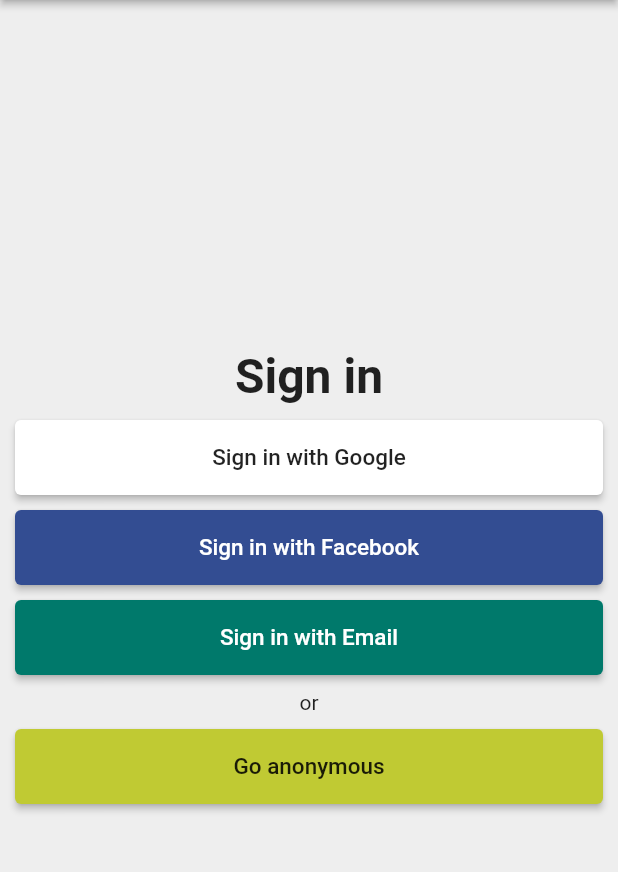
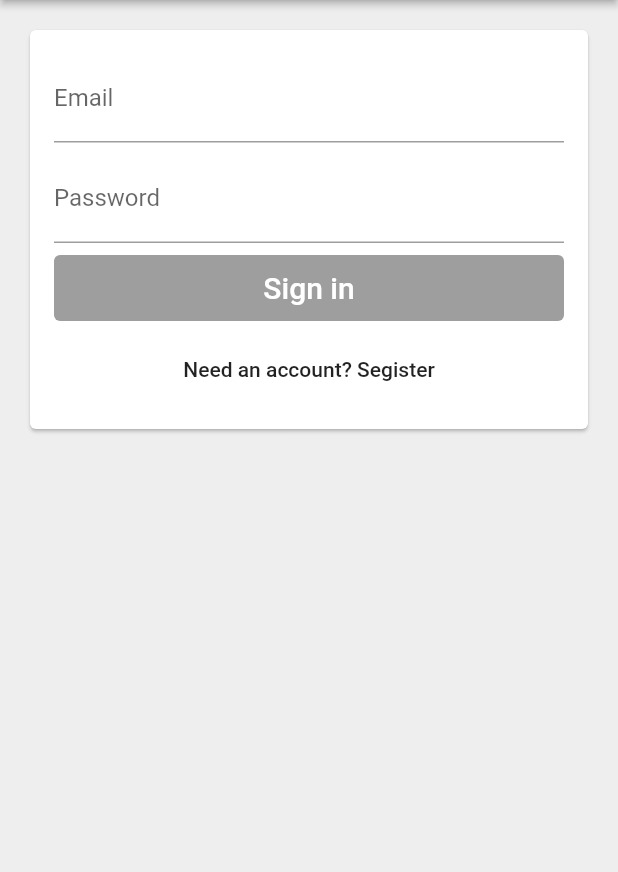
Before and after one commit to power19942/flutter_main_refrence, a Flutter app: the SignInPage screen opened directly with empty values, after a tap on "Sign in with Email", on a phone screen of 412 x 824 dp, the part 84-956 px from its top. Run offline on Flutter 3.47's test engine with Material 2 defaults, Android fonts, the phone set to English and light mode, and no system bars; our stand-ins replace firebase_auth, google_sign_in; missing offline and left inert: flutter_facebook_login; accounts and stored records are empty.

Commit message:
email and password sign in finished

```diff
--- /dev/null
+++ b/lib/app/sign_in/email_sign_in_form.dart
@@ -0,0 +1,156 @@
+import 'dart:async';
+
+import 'package:flutter/material.dart';
+import 'package:time_tracker/app/sign_in/vakidators.dart';
+import 'package:time_tracker/common_widgets/form_submit_buttion.dart';
+import 'package:time_tracker/services/auth.dart';
+
+enum EmailSignInFormType { signIn, register }
+
+class EmailSignInForm extends StatefulWidget with EmailAndPasswordValidators {
+  final AuthBase auth;
+
+  EmailSignInForm({@required this.auth});
+
+  @override
+  _EmailSignInFormState createState() => _EmailSignInFormState();
+}
+
+class _EmailSignInFormState extends State<EmailSignInForm> {
+  final TextEditingController _emailController = TextEditingController();
+
+  final TextEditingController _passwordController = TextEditingController();
+  final FocusNode _emailFocusNode = FocusNode();
+  final FocusNode _passwordFocusNode = FocusNode();
+
+  String get _email => _emailController.text;
+
+  String get _password => _passwordController.text;
+  EmailSignInFormType _formType = EmailSignInFormType.signIn;
+
+  bool _submitted = false;
+  bool _isLoading = false;
+
+  void _submit() async {
+    setState(() {
+      _submitted = true;
+      _isLoading = true;
+    });
+    try {
+      if (_formType == EmailSignInFormType.signIn) {
+        await widget.auth.signInWithEmailAndPassword(_email, _password);
+      } else {
+        await widget.auth.createUserWithEmailAndPassword(_email, _password);
+      }
+      Navigator.of(context).pop();
+    } catch (e) {
+      print(e.toString());
+    } finally {
+      setState(() {
+        _isLoading = false;
+      });
+    }
+  }
+
+  void _toggleFormType() {
+    setState(() {
+      _submitted = false;
+      _formType = _formType == EmailSignInFormType.signIn
+          ? EmailSignInFormType.register
+          : EmailSignInFormType.signIn;
+    });
+    _emailController.clear();
+    _passwordController.clear();
+  }
+
+  List<Widget> _buildChildren() {
+    final primaryText = _formType == EmailSignInFormType.signIn
+        ? 'Sign in'
+        : 'Create an account';
+    final secondaryText = _formType == EmailSignInFormType.signIn
+        ? 'Need an account? Segister'
+        : 'Have an account? Sign in';
+    bool submitEnabled = widget.emailValidator.isValid(_email) &&
+        widget.passwordValidator.isValid(_password) &&
+        !_isLoading;
+
+    return [
+      _buildEmail(),
+      SizedBox(
+        height: 8,
+      ),
+      _buildPassword(),
+      SizedBox(
+        height: 8,
+      ),
+      FormSubmitButton(
+        onPressed: submitEnabled ? _submit : null,
+        text: primaryText,
+      ),
+      SizedBox(
+        height: 8,
+      ),
+      FlatButton(
+          onPressed: !_isLoading ? _toggleFormType : null,
+          child: Text(secondaryText))
+    ];
+  }
+
+  @override
+  Widget build(BuildContext context) {
+    return Padding(
+      padding: const EdgeInsets.all(16),
+      child: Column(
+        crossAxisAlignment: CrossAxisAlignment.stretch,
+        mainAxisSize: MainAxisSize.min,
+        children: _buildChildren(),
+      ),
+    );
+  }
+
+  _buildEmail() {
+    bool showErrorText = _submitted && !widget.emailValidator.isValid(_email);
+    return TextField(
+      decoration: InputDecoration(
+          labelText: 'Email',
+          hintText: 'email@provider.com',
+          errorText: showErrorText ? widget.invalidEmailErrorText : null),
+      enabled: _isLoading == false,
+      autocorrect: false,
+      focusNode: _emailFocusNode,
+      keyboardType: TextInputType.emailAddress,
+      textInputAction: TextInputAction.next,
+      onEditingComplete: _emailEditingComplete,
+      onChanged: (email) => _updateState(),
+      controller: _emailController,
+    );
+  }
+
+  _buildPassword() {
+    bool sowErrorText = _submitted && !widget.emailValidator.isValid(_password);
+    return TextField(
+      decoration: InputDecoration(
+        labelText: 'Password',
+        errorText: sowErrorText ? widget.invalidEmailErrorText : null,
+        enabled: _isLoading == false,
+      ),
+      focusNode: _passwordFocusNode,
+      controller: _passwordController,
+      textInputAction: TextInputAction.done,
+      onEditingComplete: _submit,
+      obscureText: true,
+      onChanged: (password) => _updateState(),
+    );
+  }
+
+  void _emailEditingComplete() {
+    final newFocus = widget.emailValidator.isValid(_email)
+        ? _passwordFocusNode
+        : _emailFocusNode;
+    FocusScope.of(context).requestFocus(_passwordFocusNode);
+  }
+
+  _updateState() {
+    setState(() {});
+  }
+}
--- /dev/null
+++ b/lib/app/sign_in/email_sign_in_page.dart
@@ -0,0 +1,32 @@
+import 'package:flutter/material.dart';
+import 'package:time_tracker/services/auth.dart';
+
+import 'email_sign_in_form.dart';
+
+class EmailSignInPage extends StatelessWidget {
+  final AuthBase auth;
+
+  EmailSignInPage({@required this.auth});
+
+  @override
+  Widget build(BuildContext context) {
+    return Scaffold(
+      backgroundColor: Colors.grey[200],
+      appBar: AppBar(
+        centerTitle: true,
+        title: Text('Time Tracker'),
+        elevation: 2,
+      ),
+      body: SingleChildScrollView(
+        child: Padding(
+          padding: EdgeInsets.all(16),
+          child: Card(
+            child: EmailSignInForm(
+              auth: auth,
+            ),
+          ),
+        ),
+      ),
+    );
+  }
+}
--- a/lib/app/sign_in/sign_in_page.dart
+++ b/lib/app/sign_in/sign_in_page.dart
@@ -1,6 +1,7 @@
 import 'package:flutter/material.dart';
 import 'package:time_tracker/app/sign_in/sign_in_button.dart';
 import '../../services/auth.dart';
+import './email_sign_in_page.dart';
 
 class SignInPage extends StatelessWidget {
   final AuthBase auth;
@@ -15,6 +16,29 @@ class SignInPage extends StatelessWidget {
     }
   }
 
+  Future<void> _signInWithGoogle() async {
+    try {
+      await auth.signInWithGoogle();
+    } catch (e) {
+      print(e.toString());
+    }
+  }
+
+  Future<void> _signInWithFacebook() async {
+    try {
+      await auth.signInWithFacebook();
+    } catch (e) {
+      print(e.toString());
+    }
+  }
+
+  void _signInWithEmail(BuildContext context) {
+    Navigator.of(context).push(MaterialPageRoute(
+        builder: (_) => EmailSignInPage(
+              auth: auth,
+            )));
+  }
+
   @override
   Widget build(BuildContext context) {
     return Scaffold(
@@ -24,11 +48,11 @@ class SignInPage extends StatelessWidget {
         title: Text('Time Tracker'),
         elevation: 2,
       ),
-      body: _buildContent(),
+      body: _buildContent(context),
     );
   }
 
-  _buildContent() {
+  _buildContent(BuildContext context) {
     return Container(
       padding: EdgeInsets.all(10),
       child: Column(
@@ -52,11 +76,10 @@ class SignInPage extends StatelessWidget {
             height: 10,
           ),
           SignInButton(
-            text: 'Sign in with Facebook',
-            color: Color(0xff334d92),
-            textColor: Colors.white,
-            onPressed: () {},
-          ),
+              text: 'Sign in with Facebook',
+              color: Color(0xff334d92),
+              textColor: Colors.white,
+              onPressed: _signInWithFacebook),
           SizedBox(
             height: 10,
           ),
@@ -64,7 +87,7 @@ class SignInPage extends StatelessWidget {
             text: 'Sign in with Email',
             color: Colors.teal[700],
             textColor: Colors.white,
-            onPressed: () {},
+            onPressed: () => _signInWithEmail(context),
           ),
           SizedBox(
             height: 10,
@@ -86,6 +109,4 @@ class SignInPage extends StatelessWidget {
       ),
     );
   }
-
-  _signInWithGoogle() {}
 }
--- /dev/null
+++ b/lib/app/sign_in/vakidators.dart
@@ -0,0 +1,17 @@
+abstract class StringValidator {
+  bool isValid(String value);
+}
+
+class NonEmptyStringValidator implements StringValidator {
+  @override
+  bool isValid(String value) {
+    return value.isNotEmpty;
+  }
+}
+
+class EmailAndPasswordValidators {
+  final StringValidator emailValidator = NonEmptyStringValidator();
+  final StringValidator passwordValidator = NonEmptyStringValidator();
+  final String invalidEmailErrorText = 'Email cant be empty';
+  final String invalidPasswordErrorText = 'Password cant be empty';
+}
--- /dev/null
+++ b/lib/common_widgets/form_submit_buttion.dart
@@ -0,0 +1,17 @@
+import 'package:flutter/material.dart';
+import 'package:time_tracker/common_widgets/custom_raised_button.dart';
+
+class FormSubmitButton extends CustomRaisedButton {
+  FormSubmitButton({
+    @required String text,
+    VoidCallback onPressed,
+  }) : super(
+            child: Text(
+              text,
+              style: TextStyle(color: Colors.white, fontSize: 20),
+            ),
+            height: 44,
+            color: Colors.indigo,
+            borderRadius: 4,
+            onPressed: onPressed);
+}
--- a/pubspec.yaml
+++ b/pubspec.yaml
@@ -25,6 +25,7 @@ dependencies:
   cupertino_icons: ^0.1.2
   firebase_auth: ^0.14.0+5
   google_sign_in: ^4.0.7
+  flutter_facebook_login: ^2.0.1
 
 
 dev_dependencies:
```
Also changed, not shown: lib/services/auth.dart (+66 -0 lines), pubspec.lock, 8 other files.
